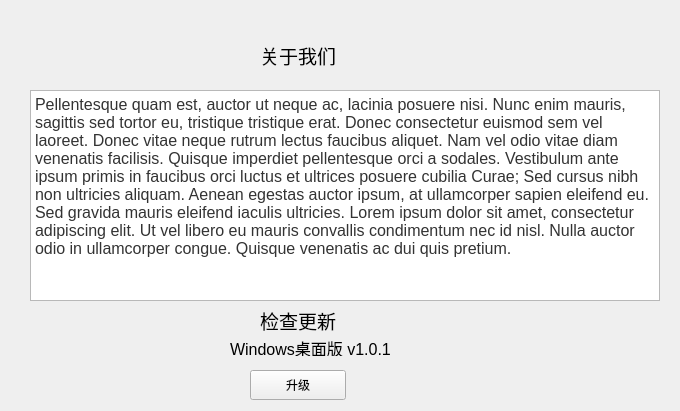
Before: the Qt Designer form HelpWidget.ui in HcashOrg/hx-indicator, drawn with Qt 5.
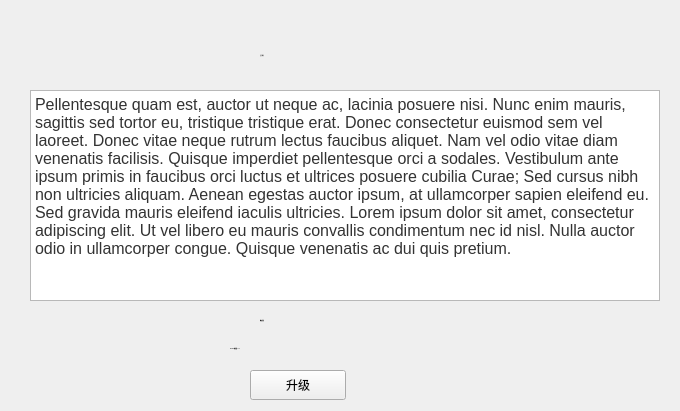
After: the same form once the commit is applied.

```diff
--- a/HelpWidget.ui
+++ b/HelpWidget.ui
@@ -24,9 +24,16 @@
    </property>
    <property name="font">
     <font>
-     <pointsize>14</pointsize>
+     <family>微软雅黑</family>
+     <pointsize>-1</pointsize>
+     <weight>50</weight>
+     <italic>false</italic>
+     <bold>false</bold>
     </font>
    </property>
+   <property name="styleSheet">
+    <string notr="true">font: 20px &quot;微软雅黑&quot;;</string>
+   </property>
    <property name="text">
     <string>关于我们</string>
    </property>
@@ -64,9 +71,16 @@
    </property>
    <property name="font">
     <font>
-     <pointsize>14</pointsize>
+     <family>微软雅黑</family>
+     <pointsize>-1</pointsize>
+     <weight>50</weight>
+     <italic>false</italic>
+     <bold>false</bold>
     </font>
    </property>
+   <property name="styleSheet">
+    <string notr="true">font: 18px &quot;微软雅黑&quot;;</string>
+   </property>
    <property name="text">
     <string>检查更新</string>
    </property>
@@ -76,15 +90,22 @@
     <rect>
      <x>230</x>
      <y>340</y>
-     <width>171</width>
+     <width>211</width>
      <height>16</height>
     </rect>
    </property>
    <property name="font">
     <font>
-     <pointsize>12</pointsize>
+     <family>微软雅黑</family>
+     <pointsize>-1</pointsize>
+     <weight>50</weight>
+     <italic>false</italic>
+     <bold>false</bold>
     </font>
    </property>
+   <property name="styleSheet">
+    <string notr="true">font: 18px &quot;微软雅黑&quot;;</string>
+   </property>
    <property name="text">
     <string>Windows桌面版 v1.0.1</string>
    </property>
```
